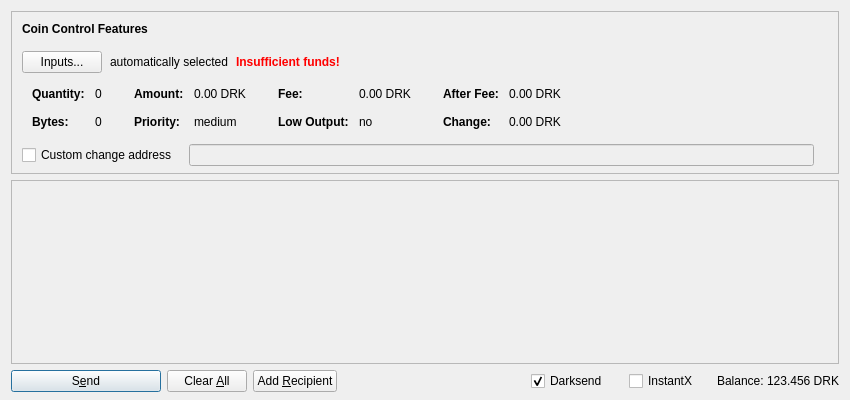
Old version of the form src/qt/forms/sendcoinsdialog.ui in the repository wagerr/PIVX.
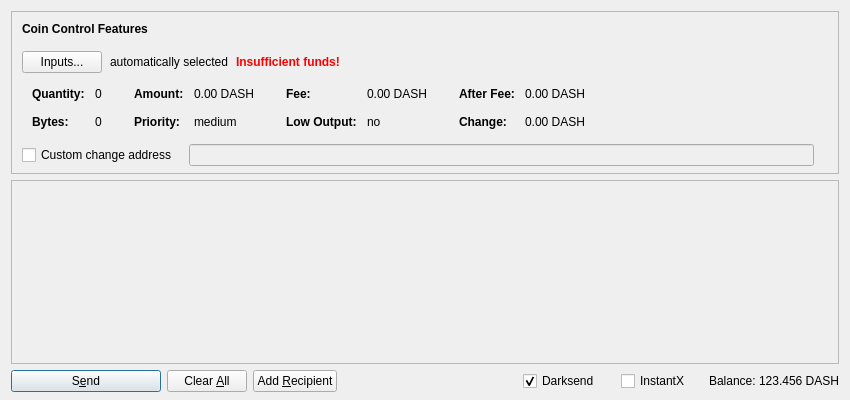
New version of the form. Icons and pictures are not drawn. Custom widgets are drawn as their Qt base class.

Commit message: Dash rebranding

The edit to the form file:
```diff
--- a/src/qt/forms/sendcoinsdialog.ui
+++ b/src/qt/forms/sendcoinsdialog.ui
@@ -321,7 +321,7 @@
                   <enum>Qt::ActionsContextMenu</enum>
                  </property>
                  <property name="text">
-                  <string notr="true">0.00 DRK</string>
+                  <string notr="true">0.00 DASH</string>
                  </property>
                  <property name="textInteractionFlags">
                   <set>Qt::LinksAccessibleByMouse|Qt::TextSelectableByKeyboard|Qt::TextSelectableByMouse</set>
@@ -401,7 +401,7 @@
                   <enum>Qt::ActionsContextMenu</enum>
                  </property>
                  <property name="text">
-                  <string notr="true">0.00 DRK</string>
+                  <string notr="true">0.00 DASH</string>
                  </property>
                  <property name="textInteractionFlags">
                   <set>Qt::LinksAccessibleByMouse|Qt::TextSelectableByKeyboard|Qt::TextSelectableByMouse</set>
@@ -481,7 +481,7 @@
                   <enum>Qt::ActionsContextMenu</enum>
                  </property>
                  <property name="text">
-                  <string notr="true">0.00 DRK</string>
+                  <string notr="true">0.00 DASH</string>
                  </property>
                  <property name="textInteractionFlags">
                   <set>Qt::LinksAccessibleByMouse|Qt::TextSelectableByKeyboard|Qt::TextSelectableByMouse</set>
@@ -510,7 +510,7 @@
                   <enum>Qt::ActionsContextMenu</enum>
                  </property>
                  <property name="text">
-                  <string notr="true">0.00 DRK</string>
+                  <string notr="true">0.00 DASH</string>
                  </property>
                  <property name="textInteractionFlags">
                   <set>Qt::LinksAccessibleByMouse|Qt::TextSelectableByKeyboard|Qt::TextSelectableByMouse</set>
@@ -791,7 +791,7 @@
           <cursorShape>IBeamCursor</cursorShape>
          </property>
          <property name="text">
-          <string notr="true">123.456 DRK</string>
+          <string notr="true">123.456 DASH</string>
          </property>
          <property name="textInteractionFlags">
           <set>Qt::LinksAccessibleByMouse|Qt::TextSelectableByKeyboard|Qt::TextSelectableByMouse</set>
```
The commit also changes 157 other files.
